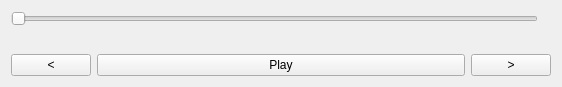
lostrootpass/alphagem, file podcatcher/Resources/ui/widgets/PlaybackControlWidget.ui: the form before one commit.
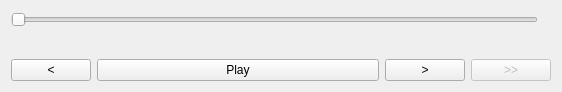
The form after the commit. Custom widgets are drawn as their Qt base class.

Commit message: Next Episode button, currently only works with the active playlist.

What changed in the file:
```diff
--- a/podcatcher/Resources/ui/widgets/PlaybackControlWidget.ui
+++ b/podcatcher/Resources/ui/widgets/PlaybackControlWidget.ui
@@ -10,7 +10,7 @@
     <x>0</x>
     <y>0</y>
     <width>562</width>
-    <height>87</height>
+    <height>92</height>
    </rect>
   </property>
   <property name="windowTitle">
@@ -110,6 +110,16 @@
        </property>
       </widget>
      </item>
+     <item>
+      <widget class="QPushButton" name="nextEpisodeButton">
+       <property name="enabled">
+        <bool>false</bool>
+       </property>
+       <property name="text">
+        <string>&gt;&gt;</string>
+       </property>
+      </widget>
+     </item>
     </layout>
    </item>
   </layout>
```
The commit also changes 10 other files.
